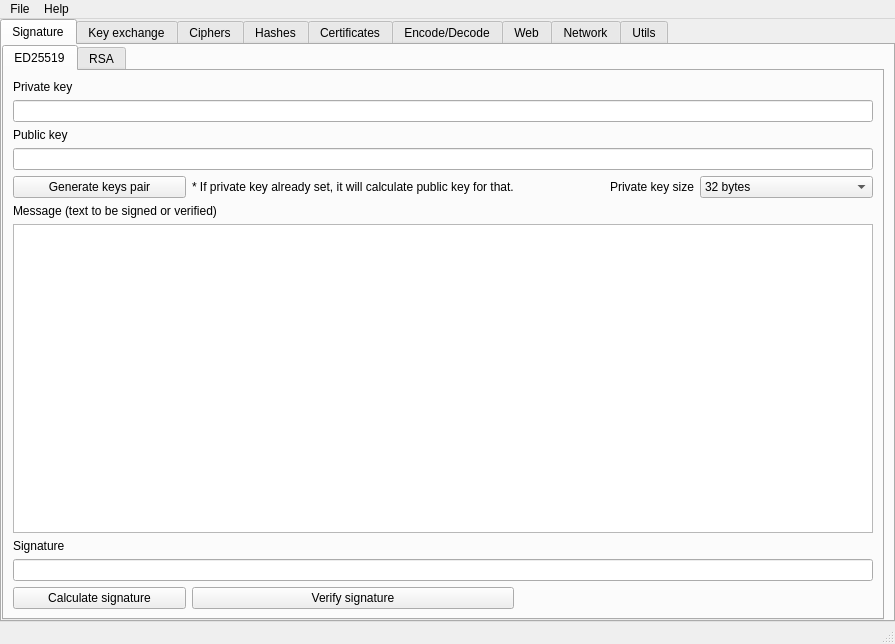
Old version of the form ui/mainwindow.ui in the repository caffedrine/CryptoPocketKnife.
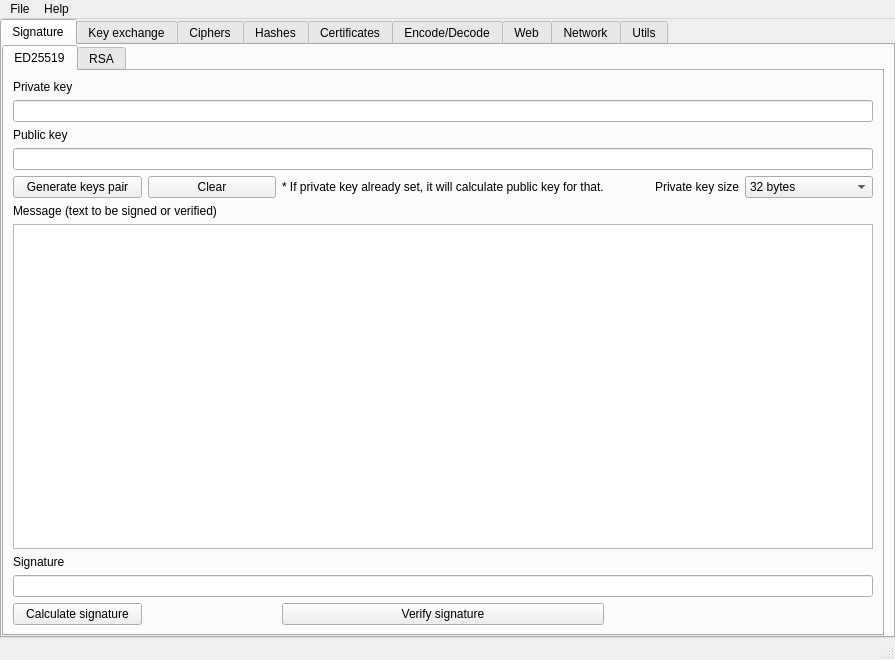
New version of the form. The open tabs and pages were chosen to show the change. Icons and pictures are not drawn. Custom widgets are drawn as their Qt base class.

Commit message: Added function to clear private key.

Diff of the .ui file:
```diff
--- a/ui/mainwindow.ui
+++ b/ui/mainwindow.ui
@@ -7,7 +7,7 @@
     <x>0</x>
     <y>0</y>
     <width>895</width>
-    <height>644</height>
+    <height>660</height>
    </rect>
   </property>
   <property name="sizePolicy">
@@ -70,7 +70,7 @@
        </size>
       </property>
       <property name="currentIndex">
-       <number>6</number>
+       <number>1</number>
       </property>
       <widget class="QWidget" name="tab_Signature">
        <attribute name="title">
@@ -96,14 +96,7 @@
             <string>ED25519</string>
            </attribute>
            <layout class="QGridLayout" name="gridLayout_3">
-            <item row="2" column="0">
-             <widget class="QLabel" name="ed25519_label_PublicKey">
-              <property name="text">
-               <string>Public key</string>
-              </property>
-             </widget>
-            </item>
-            <item row="9" column="0" colspan="4">
+            <item row="9" column="0" colspan="5">
              <widget class="QLineEdit" name="ed25529_textEdit_Signature">
               <property name="enabled">
                <bool>true</bool>
@@ -115,33 +108,7 @@
               </property>
              </widget>
             </item>
-            <item row="4" column="2">
-             <widget class="QLabel" name="label">
-              <property name="text">
-               <string>Private key size</string>
-              </property>
-              <property name="alignment">
-               <set>Qt::AlignRight|Qt::AlignTrailing|Qt::AlignVCenter</set>
-              </property>
-             </widget>
-            </item>
-            <item row="7" column="0" colspan="4">
-             <widget class="QTextEdit" name="ed25529_textEdit_Message">
-              <property name="font">
-               <font>
-                <family>Consolas</family>
-               </font>
-              </property>
-             </widget>
-            </item>
-            <item row="10" column="1">
-             <widget class="QPushButton" name="ed25519_pushButton_VerifySignature">
-              <property name="text">
-               <string>Verify signature</string>
-              </property>
-             </widget>
-            </item>
-            <item row="4" column="3">
+            <item row="4" column="4">
              <widget class="QComboBox" name="comboBox">
               <item>
                <property name="text">
@@ -150,14 +117,54 @@
               </item>
              </widget>
             </item>
-            <item row="6" column="0" colspan="2">
+            <item row="4" column="3">
+             <widget class="QLabel" name="label">
+              <property name="text">
+               <string>Private key size</string>
+              </property>
+              <property name="alignment">
+               <set>Qt::AlignRight|Qt::AlignTrailing|Qt::AlignVCenter</set>
+              </property>
+             </widget>
+            </item>
+            <item row="10" column="0">
+             <widget class="QPushButton" name="ed25519_pushButton_CalculateSignature">
+              <property name="text">
+               <string>Calculate signature</string>
+              </property>
+             </widget>
+            </item>
+            <item row="6" column="0" colspan="3">
              <widget class="QLabel" name="label_3">
               <property name="text">
                <string>Message (text to be signed or verified)</string>
               </property>
              </widget>
             </item>
-            <item row="1" column="0" colspan="4">
+            <item row="10" column="2">
+             <widget class="QPushButton" name="ed25519_pushButton_VerifySignature">
+              <property name="text">
+               <string>Verify signature</string>
+              </property>
+             </widget>
+            </item>
+            <item row="7" column="0" colspan="5">
+             <widget class="QTextEdit" name="ed25529_textEdit_Message">
+              <property name="font">
+               <font>
+                <family>Consolas</family>
+               </font>
+              </property>
+             </widget>
+            </item>
+            <item row="4" column="2">
+             <widget class="QLabel" name="label_20">
+              <property name="text">
+               <string>* If private key already set, it will calculate public key for that.</string>
+              </property>
+             </widget>
+            </item>
+            <item row="1" column="0" colspan="5">
              <widget class="QLineEdit" name="ed25529_textEdit_privateKey">
               <property name="font">
                <font>
@@ -166,15 +173,6 @@
               </property>
              </widget>
             </item>
-            <item row="3" column="0" colspan="4">
-             <widget class="QLineEdit" name="ed25529_textEdit_publicKey">
-              <property name="font">
-               <font>
-                <family>Consolas</family>
-               </font>
-              </property>
-             </widget>
-            </item>
             <item row="4" column="0">
              <widget class="QPushButton" name="ed25519_pushButton_GenerateKeysPair">
               <property name="text">
@@ -182,20 +180,6 @@
               </property>
              </widget>
             </item>
-            <item row="0" column="0">
-             <widget class="QLabel" name="ed25519_label_PrivateKey">
-              <property name="text">
-               <string notr="true">Private key</string>
-              </property>
-             </widget>
-            </item>
-            <item row="10" column="0">
-             <widget class="QPushButton" name="ed25519_pushButton_CalculateSignature">
-              <property name="text">
-               <string>Calculate signature</string>
-              </property>
-             </widget>
-            </item>
             <item row="8" column="0">
              <widget class="QLabel" name="label_4">
               <property name="text">
@@ -203,10 +187,33 @@
               </property>
              </widget>
             </item>
+            <item row="2" column="0">
+             <widget class="QLabel" name="ed25519_label_PublicKey">
+              <property name="text">
+               <string>Public key</string>
+              </property>
+             </widget>
+            </item>
+            <item row="0" column="0">
+             <widget class="QLabel" name="ed25519_label_PrivateKey">
+              <property name="text">
+               <string notr="true">Private key</string>
+              </property>
+             </widget>
+            </item>
+            <item row="3" column="0" colspan="5">
+             <widget class="QLineEdit" name="ed25529_textEdit_publicKey">
+              <property name="font">
+               <font>
+                <family>Consolas</family>
+               </font>
+              </property>
+             </widget>
+            </item>
             <item row="4" column="1">
-             <widget class="QLabel" name="label_20">
+             <widget class="QPushButton" name="pushButton_Signature_ED25519_Clear">
               <property name="text">
-               <string>* If private key already set, it will calculate public key for that.</string>
+               <string>Clear</string>
               </property>
              </widget>
             </item>
@@ -525,7 +532,7 @@
               <property name="sizeHint" stdset="0">
                <size>
                 <width>20</width>
-                <height>208</height>
+                <height>100</height>
                </size>
               </property>
              </spacer>
```
Left out of the diff: 22 changed lines with no effect on the pictures. The commit also changes 7 other files.
